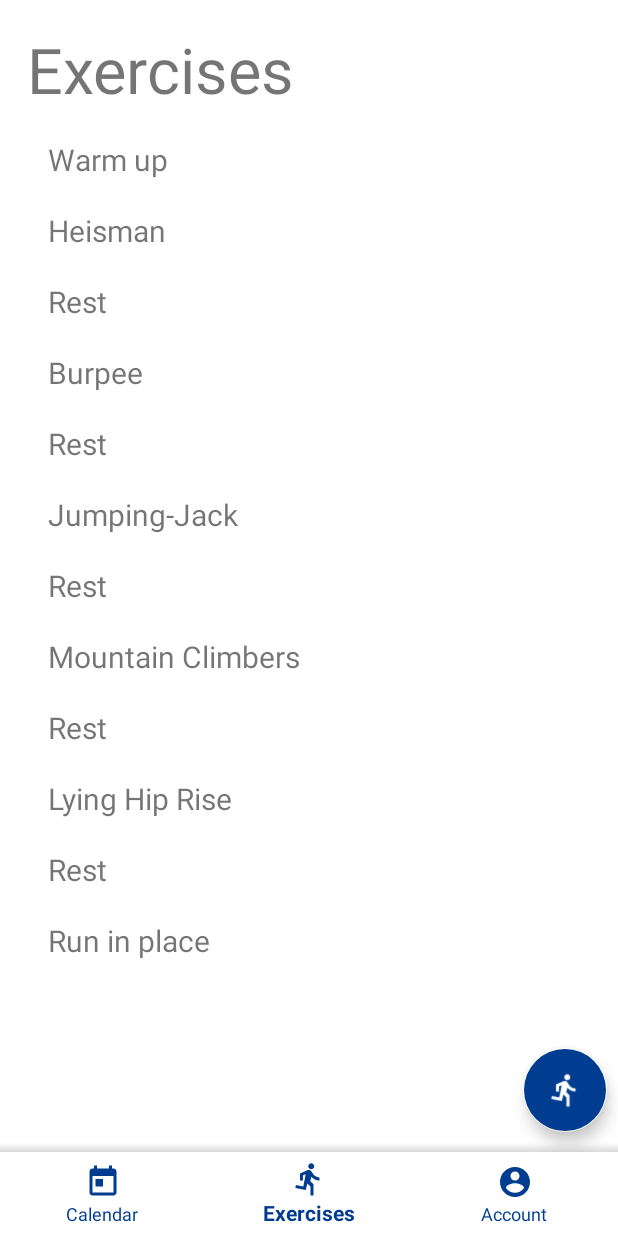
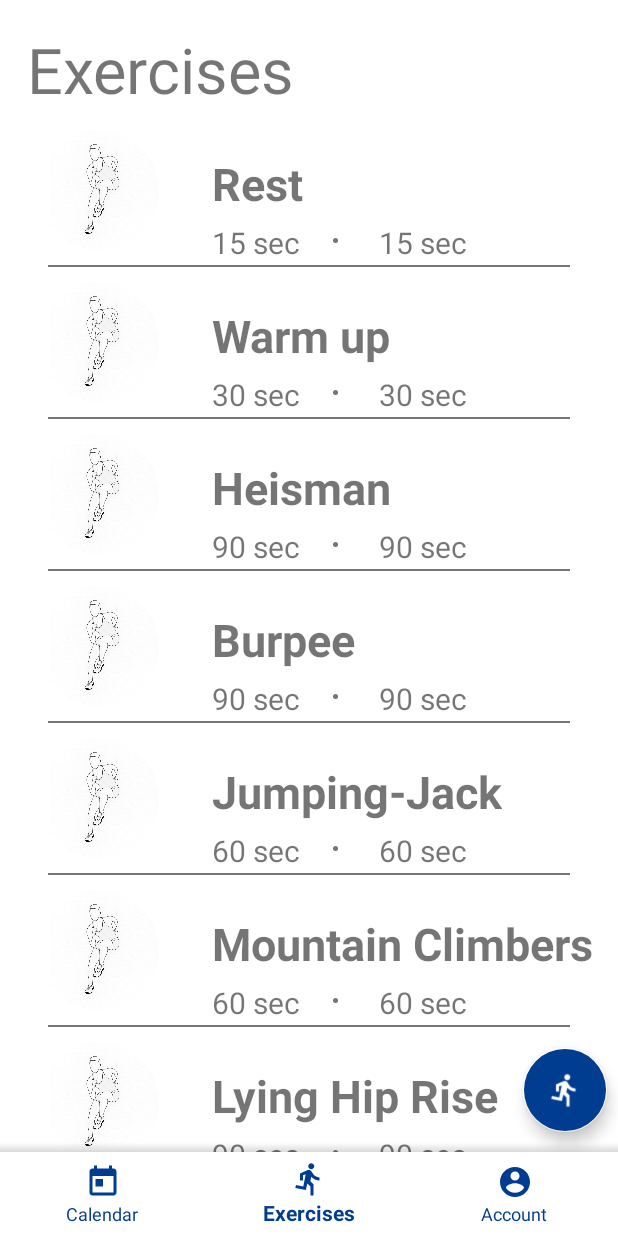
Before and after one commit to zeletrik/body-transform-android, an Android app: the screen it shows after launch (MainActivity), item 2 of the bottom bar chosen, on a phone screen of 412 x 824 dp. Run offline under Robolectric (Android 15) with nearby library versions, the phone set to English and light mode, and no system bars.

Commit message:
Implement recycler view

```diff
--- a/app/src/main/java/hu/zeletrik/daily/exercises/application/adapter/ExercisesAdapter.java
+++ b/app/src/main/java/hu/zeletrik/daily/exercises/application/adapter/ExercisesAdapter.java
@@ -1,11 +1,11 @@
 package hu.zeletrik.daily.exercises.application.adapter;
-
 
 import android.content.Context;
 import android.support.v7.widget.RecyclerView;
 import android.view.LayoutInflater;
 import android.view.View;
 import android.view.ViewGroup;
+import android.widget.ImageView;
 import android.widget.TextView;
 
 import java.util.List;
@@ -13,15 +13,18 @@ import java.util.List;
 import hu.zeletrik.daily.exercises.R;
 import hu.zeletrik.daily.exercises.application.domain.Exercise;
 
+
 public class ExercisesAdapter extends RecyclerView.Adapter<ExercisesAdapter.ViewHolder> {
 
     private List<Exercise> mData;
     private LayoutInflater mInflater;
     private ItemClickListener mClickListener;
+    private Context context;
 
     public ExercisesAdapter(Context context, List<Exercise> data) {
         this.mInflater = LayoutInflater.from(context);
         this.mData = data;
+        this.context = context;
     }
 
     @Override
@@ -32,8 +35,12 @@ public class ExercisesAdapter extends RecyclerView.Adapter<ExercisesAdapter.View
 
     @Override
     public void onBindViewHolder(ViewHolder holder, int position) {
+        String durationPlaceholder = context.getResources().getString(R.string.duration);
         Exercise exercise = mData.get(position);
         holder.mTitle.setText(exercise.getExercise().getName());
+        holder.mDurationBasic.setText(String.format(durationPlaceholder, exercise.getExercise().getDuration()/1000));
+        holder.mDurationCurrent.setText(String.format(durationPlaceholder, exercise.getExercise().getDuration()/1000));
+        holder.mImage.setImageDrawable(exercise.getIcon());
     }
 
     @Override
@@ -55,10 +62,16 @@ public class ExercisesAdapter extends RecyclerView.Adapter<ExercisesAdapter.View
 
     public class ViewHolder extends RecyclerView.ViewHolder implements View.OnClickListener {
         TextView mTitle;
+        TextView mDurationCurrent;
+        TextView mDurationBasic;
+        ImageView mImage;
 
         ViewHolder(View itemView) {
             super(itemView);
             mTitle = itemView.findViewById(R.id.exercisesRowTitle);
+            mDurationCurrent = itemView.findViewById(R.id.exercisesRowDurationCurrent);
+            mDurationBasic = itemView.findViewById(R.id.exercisesRowDurationBase);
+            mImage = itemView.findViewById(R.id.exercisesRowPicture);
             itemView.setOnClickListener(this);
         }
 
--- a/app/src/main/java/hu/zeletrik/daily/exercises/application/presenter/fragments/ExercisesFragment.java
+++ b/app/src/main/java/hu/zeletrik/daily/exercises/application/presenter/fragments/ExercisesFragment.java
@@ -17,7 +17,6 @@ import hu.zeletrik.daily.exercises.application.domain.Exercise;
 import hu.zeletrik.daily.exercises.application.service.WorkoutService;
 import hu.zeletrik.daily.exercises.application.service.impl.WorkoutServiceImpl;
 
-
 public class ExercisesFragment extends Fragment implements ExercisesAdapter.ItemClickListener {
 
     private WorkoutService workoutService;
@@ -28,11 +27,11 @@ public class ExercisesFragment extends Fragment implements ExercisesAdapter.Item
 
     @Override
     public View onCreateView(LayoutInflater inflater, ViewGroup container, Bundle savedInstanceState) {
-        workoutService = new WorkoutServiceImpl(getActivity());
+        workoutService = new WorkoutServiceImpl(getContext());
 
         View rootView = inflater.inflate(R.layout.fragment_exercises, container, false);
 
-        List<Exercise> exerciseList = workoutService.getExercises();
+        List<Exercise> exerciseList = workoutService.getBaseExercises();
 
         RecyclerView recyclerView = rootView.findViewById(R.id.exerciseList);
         recyclerView.setLayoutManager(new LinearLayoutManager(getContext()));
--- a/app/src/main/java/hu/zeletrik/daily/exercises/application/presenter/fragments/WorkoutFragment.java
+++ b/app/src/main/java/hu/zeletrik/daily/exercises/application/presenter/fragments/WorkoutFragment.java
@@ -49,7 +49,7 @@ public class WorkoutFragment extends Fragment {
     public View onCreateView(@NonNull LayoutInflater inflater, ViewGroup container, Bundle savedInstanceState) {
         workoutService = new WorkoutServiceImpl(getContext());
 
-        exercises = workoutService.getExercises();
+        exercises = workoutService.getWorkoutExercises();
 
         View rootView = inflater.inflate(R.layout.fragment_workout, container, false);
 
--- a/app/src/main/java/hu/zeletrik/daily/exercises/application/service/WorkoutService.java
+++ b/app/src/main/java/hu/zeletrik/daily/exercises/application/service/WorkoutService.java
@@ -6,6 +6,18 @@ import hu.zeletrik.daily.exercises.application.domain.Exercise;
 
 public interface WorkoutService {
 
-    List<Exercise> getExercises();
+    /**
+     * Get the exercises for workout.
+     *
+     * @return {@link Exercise} list
+     */
+    List<Exercise> getWorkoutExercises();
+
+    /**
+     * Get the exercises without duplication.
+     *
+     * @return {@link Exercise} list
+     */
+    List<Exercise> getBaseExercises();
 
 }
--- a/app/src/main/java/hu/zeletrik/daily/exercises/application/service/impl/WorkoutServiceImpl.java
+++ b/app/src/main/java/hu/zeletrik/daily/exercises/application/service/impl/WorkoutServiceImpl.java
@@ -24,7 +24,7 @@ public class WorkoutServiceImpl implements WorkoutService {
     }
 
     @Override
-    public List<Exercise> getExercises() {
+    public List<Exercise> getWorkoutExercises() {
         return ImmutableList.of(
                 createExercisesFrom(Workout.WARM_UP),
                 createExercisesFrom(Workout.HEISMAN),
@@ -37,6 +37,19 @@ public class WorkoutServiceImpl implements WorkoutService {
                 createExercisesFrom(Workout.REST),
                 createExercisesFrom(Workout.LYING_HIP_RISE),
                 createExercisesFrom(Workout.REST),
+                createExercisesFrom(Workout.RUN_IN_PLACE)
+        );
+    }
+    @Override
+    public List<Exercise> getBaseExercises() {
+        return ImmutableList.of(
+                createExercisesFrom(Workout.REST),
+                createExercisesFrom(Workout.WARM_UP),
+                createExercisesFrom(Workout.HEISMAN),
+                createExercisesFrom(Workout.BURPEE),
+                createExercisesFrom(Workout.JUMP_JACK),
+                createExercisesFrom(Workout.MOUNTAIN_CLIMBER),
+                createExercisesFrom(Workout.LYING_HIP_RISE),
                 createExercisesFrom(Workout.RUN_IN_PLACE)
         );
     }
--- /dev/null
+++ b/app/src/main/res/drawable/circle_divider.xml
@@ -0,0 +1,6 @@
+<?xml version="1.0" encoding="utf-8"?>
+<shape xmlns:android="http://schemas.android.com/apk/res/android"
+    android:shape="rectangle">
+    <corners android:radius="100dp"/> <!-- increasing the value, increases the rounding. And as  TTransmit said, to make it like a capsule make the radius half of your button height -->
+    <solid android:color="@color/gray"/> <!-- the button color -->
+</shape>
--- a/app/src/main/res/layout/exercises_row.xml
+++ b/app/src/main/res/layout/exercises_row.xml
@@ -1,15 +1,73 @@
 <?xml version="1.0" encoding="utf-8"?>
-<LinearLayout
-    xmlns:android="http://schemas.android.com/apk/res/android"
-    android:layout_width="match_parent"
+<LinearLayout xmlns:android="http://schemas.android.com/apk/res/android"
+    android:layout_width="fill_parent"
     android:layout_height="wrap_content"
-    android:orientation="horizontal"
-    android:padding="10dp">
+    android:clipToPadding="false"
+    android:paddingBottom="10dp"
+    android:layout_marginStart="10dp"
+    android:layout_marginEnd="10dp"
+    android:orientation="vertical">
 
-    <TextView
-        android:id="@+id/exercisesRowTitle"
-        android:layout_width="wrap_content"
+    <RelativeLayout
+        android:layout_width="fill_parent"
         android:layout_height="wrap_content"
-        android:textSize="20sp"/>
+        android:elevation="4dp"
+        android:translationZ="1.5dp">
 
+        <ImageView
+            android:id="@+id/exercisesRowPicture"
+            android:layout_width="80dp"
+            android:layout_height="80dp"
+            android:layout_gravity="end"
+            android:layout_marginBottom="10dp"
+            android:layout_marginStart="16dp"/>
+
+        <TextView
+            android:id="@+id/exercisesRowTitle"
+            android:layout_width="wrap_content"
+            android:layout_height="wrap_content"
+            android:layout_marginStart="35dp"
+            android:layout_marginTop="15dp"
+            android:layout_toEndOf="@+id/exercisesRowPicture"
+            android:textSize="30sp"
+            android:textStyle="bold" />
+
+        <TextView
+            android:id="@+id/exercisesRowDurationBase"
+            android:layout_width="wrap_content"
+            android:layout_height="wrap_content"
+            android:layout_below="@+id/exercisesRowTitle"
+            android:layout_marginStart="35dp"
+            android:layout_marginTop="5dp"
+            android:layout_toEndOf="@+id/exercisesRowPicture"
+            android:textSize="20sp" />
+
+        <View
+            android:id="@+id/exercisesRowDurationDivider"
+            android:layout_width="3dp"
+            android:layout_height="3dp"
+            android:layout_marginTop="16dp"
+            android:layout_marginStart="22dp"
+            android:layout_marginEnd="22dp"
+            android:layout_below="@+id/exercisesRowTitle"
+            android:layout_toEndOf="@+id/exercisesRowDurationBase"
+            android:background="@drawable/circle_divider"/>
+
+        <TextView
+            android:id="@+id/exercisesRowDurationCurrent"
+            android:layout_width="wrap_content"
+            android:layout_height="wrap_content"
+            android:layout_below="@+id/exercisesRowTitle"
+            android:layout_marginStart="5dp"
+            android:layout_marginTop="5dp"
+            android:layout_toEndOf="@+id/exercisesRowDurationDivider"
+            android:textSize="20sp" />
+    </RelativeLayout>
+
+    <View
+        android:layout_width="match_parent"
+        android:layout_height="1dp"
+        android:layout_marginStart="22dp"
+        android:layout_marginEnd="22dp"
+        android:background="@color/gray" />
 </LinearLayout>
--- a/app/src/main/res/layout/fragment_exercises.xml
+++ b/app/src/main/res/layout/fragment_exercises.xml
@@ -12,16 +12,16 @@
         android:layout_marginStart="18dp"
         android:layout_marginTop="18dp"
         android:layout_marginEnd="18dp"
-        android:layout_marginBottom="8dp"
+        android:layout_marginBottom="12dp"
         android:text="Exercises"
-        android:textSize="42sp"/>
+        android:textSize="42sp" />
 
     <android.support.v7.widget.RecyclerView
         android:id="@+id/exerciseList"
         android:layout_width="match_parent"
         android:layout_height="match_parent"
+        android:layout_marginBottom="45dp"
         tools:layout_editor_absoluteX="0dp"
-        tools:layout_editor_absoluteY="-207dp"
-        android:layout_marginStart="22dp" />
+        tools:layout_editor_absoluteY="-207dp" />
 
 </LinearLayout>
--- a/app/src/main/res/values/strings.xml
+++ b/app/src/main/res/values/strings.xml
@@ -10,4 +10,5 @@
     <string name="action_settings">Settings</string>
     <string name="drawer_open">Open navigation drawer</string>
     <string name="drawer_close">Close navigation drawer</string>
+    <string name="duration">%d sec</string>
 </resources>
```
